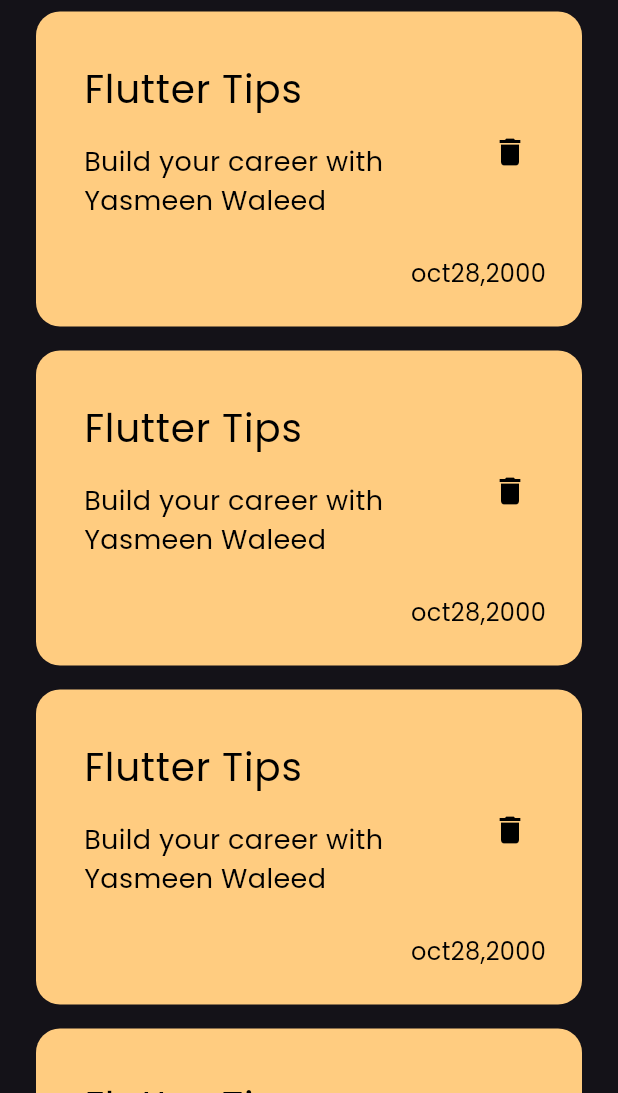
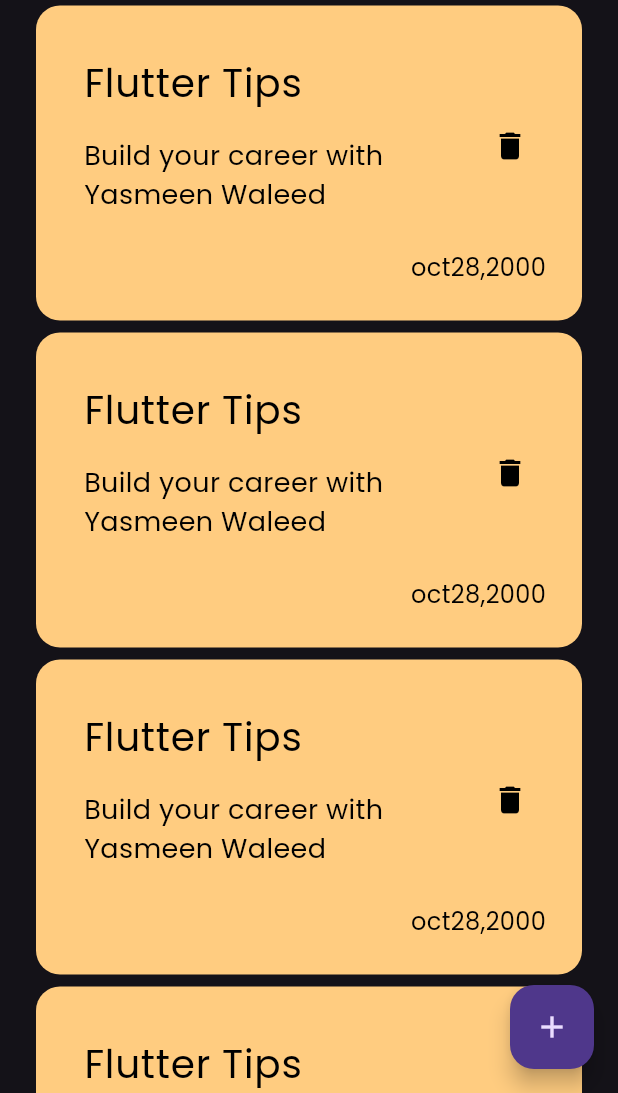
Before and after one commit to yasmeenwaleed2000/notes_app, a Flutter app: the screen it shows after launch, on a phone screen of 412 x 824 dp, the part 143-1236 px from its top. Run offline on Flutter 3.47's test engine with Material 3 defaults, Android fonts, the phone set to English and light mode, and no system bars.

Commit message:
add floating action button

```diff
--- a/notes_app/lib/views/notes_views.dart
+++ b/notes_app/lib/views/notes_views.dart
@@ -7,6 +7,9 @@ class NotesView extends StatelessWidget {
   @override
   Widget build(BuildContext context) {
     return Scaffold(
+      floatingActionButton: FloatingActionButton(onPressed: (){},
+      child: const Icon(Icons.add),
+      ),
 
      body: NotesViewBody(),
     );
--- a/notes_app/lib/widgets/notes_list_view.dart
+++ b/notes_app/lib/widgets/notes_list_view.dart
@@ -8,7 +8,7 @@ class NotesListView extends StatelessWidget {
   Widget build(BuildContext context) {
     return ListView.builder(itemBuilder: (context, index){
       return const Padding(
-        padding:  EdgeInsets.symmetric(vertical: 8),
+        padding:  EdgeInsets.symmetric(vertical: 4),
         child:  NoteItem(),
         );
     },);
```
